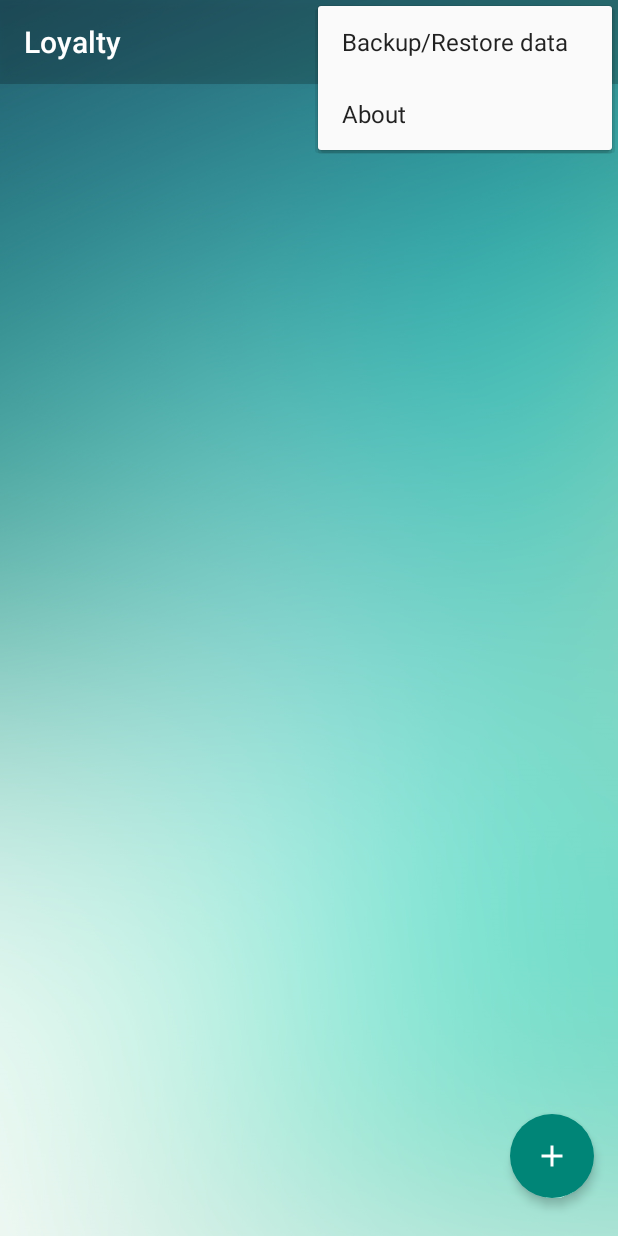
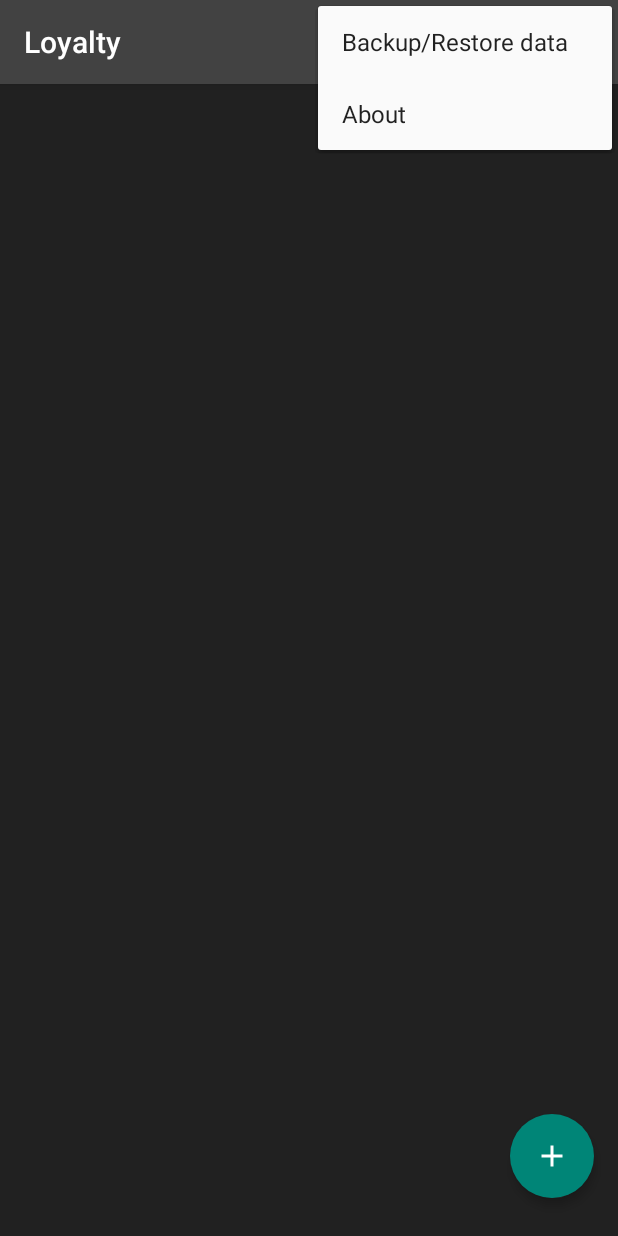
Before and after one commit to AbyxBelgium/Loyalty, an Android app: the screen it shows after launch (MainActivity), with the options menu open, on a phone screen of 412 x 824 dp. Run offline under Robolectric (Android 15) with nearby library versions, the phone set to English and light mode, and no system bars.

Commit message:
Dark theme for homepage

```diff
--- a/app/src/main/AndroidManifest.xml
+++ b/app/src/main/AndroidManifest.xml
@@ -19,7 +19,7 @@
         android:icon="@mipmap/ic_launcher"
         android:label="@string/app_name"
         android:screenOrientation="portrait"
-        android:theme="@style/AppTheme" >
+        android:theme="@style/HomeTheme" >
         <activity
             android:name=".activities.MainActivity"
             android:label="@string/app_name" >
--- a/app/src/main/java/com/abyx/loyalty/activities/MainActivity.java
+++ b/app/src/main/java/com/abyx/loyalty/activities/MainActivity.java
@@ -72,11 +72,6 @@ public class MainActivity extends PermissionActivity implements OverviewFragment
         // The sortedDescending value from the last time the user used this app
         SharedPreferences sharedPref = getPreferences(Context.MODE_PRIVATE);
         sortedDescending = sharedPref.getBoolean(sortedString, true);
-
-        ActionBar actionBar = getSupportActionBar();
-        if (actionBar != null) {
-            actionBar.setBackgroundDrawable(new ColorDrawable(Color.parseColor("#33000000")));
-        }
     }
 
     @Override
--- a/app/src/main/java/com/abyx/loyalty/fragments/CardFragment.java
+++ b/app/src/main/java/com/abyx/loyalty/fragments/CardFragment.java
@@ -16,13 +16,18 @@
 
 package com.abyx.loyalty.fragments;
 
+import android.content.Context;
 import android.content.DialogInterface;
 import android.graphics.Bitmap;
 import android.graphics.Color;
+import android.graphics.drawable.ColorDrawable;
 import android.os.Bundle;
 import android.support.design.widget.Snackbar;
 import android.support.v4.app.Fragment;
+import android.support.v7.app.ActionBar;
 import android.support.v7.app.AlertDialog;
+import android.support.v7.app.AppCompatActivity;
+import android.support.v7.view.ContextThemeWrapper;
 import android.view.LayoutInflater;
 import android.view.View;
 import android.view.ViewGroup;
@@ -84,8 +89,22 @@ public class CardFragment extends Fragment implements ProgressIndicator, APIConn
 
     @Override
     public View onCreateView(LayoutInflater inflater, ViewGroup container, Bundle savedInstanceState) {
-        // Need to pass false here to be able to add the fragment programmatically in an activity later
-        View view = inflater.inflate(R.layout.fragment_card, container, false);
+        // First of all we switch the currently used theme!
+        // create ContextThemeWrapper from the original Activity Context with the custom theme
+        final Context contextThemeWrapper = new ContextThemeWrapper(getActivity(), R.style.DetailedTheme);
+
+        // clone the inflater using the ContextThemeWrapper
+        LayoutInflater localInflater = inflater.cloneInContext(contextThemeWrapper);
+
+        // inflate the layout using the cloned inflater, not default inflater
+        View view = localInflater.inflate(R.layout.fragment_card, container, false);
+
+        ActionBar actionBar = ((AppCompatActivity) getActivity()).getSupportActionBar();
+        if (actionBar != null) {
+            actionBar.setBackgroundDrawable(new ColorDrawable(Color.parseColor("#33000000")));
+        }
+
+        // Now, we look for all views that need to be initialized with a specific value
         barcodeView = (TextView) view.findViewById(R.id.barcodeView);
         barcodeImage = (ImageView) view.findViewById(R.id.barcodeImage);
         logoView = (ImageView) view.findViewById(R.id.logoView);
--- a/app/src/main/res/layout-w600dp-land/activity_main.xml
+++ /dev/null
@@ -1,19 +0,0 @@
-<?xml version="1.0" encoding="utf-8"?>
-<LinearLayout
-    xmlns:android="http://schemas.android.com/apk/res/android"
-    android:orientation="vertical"
-    android:layout_width="match_parent"
-    android:layout_height="match_parent">
-    <FrameLayout
-        android:layout_width="match_parent"
-        android:layout_height="match_parent"
-        android:layout_weight="1"
-        android:id="@+id/overviewContainer">
-    </FrameLayout>
-    <FrameLayout
-        android:layout_width="match_parent"
-        android:layout_height="match_parent"
-        android:layout_weight="1"
-        android:id="@+id/cardContainer">
-    </FrameLayout>
-</LinearLayout>
--- a/app/src/main/res/layout/activity_main.xml
+++ b/app/src/main/res/layout/activity_main.xml
@@ -4,7 +4,8 @@
     android:orientation="vertical"
     android:layout_width="match_parent"
     android:layout_height="match_parent"
-    android:background="@drawable/bg">
+    android:background="@color/bg_home"
+    android:id="@+id/rootContainer">
     <FrameLayout
         android:layout_width="match_parent"
         android:layout_height="match_parent"
--- a/app/src/main/res/values/colors.xml
+++ b/app/src/main/res/values/colors.xml
@@ -7,4 +7,6 @@
     <item name="lightGray" type="color">#EEEEEE</item>
     <color name="accent">#2196F3</color>
     <color name="semi_transparent">#33000000</color>
+    <color name="primary_home">#424242</color>
+    <color name="bg_home">#212121</color>
 </resources>
--- a/app/src/main/res/values/styles.xml
+++ b/app/src/main/res/values/styles.xml
@@ -1,5 +1,10 @@
 <resources>
-    <style name="AppTheme" parent="Theme.AppCompat.Light.DarkActionBar">
+    <style name="HomeTheme" parent="Theme.AppCompat.Light.DarkActionBar">
+        <item name="colorPrimaryDark">@color/bg_home</item>
+        <item name="colorPrimary">@color/primary_home</item>
+    </style>
+
+    <style name="DetailedTheme" parent="Theme.AppCompat.Light.DarkActionBar">
         <!-- Customize your theme here. -->
         <item name="windowActionBar">true</item>
         <item name="colorPrimaryDark">@android:color/transparent</item>
```
